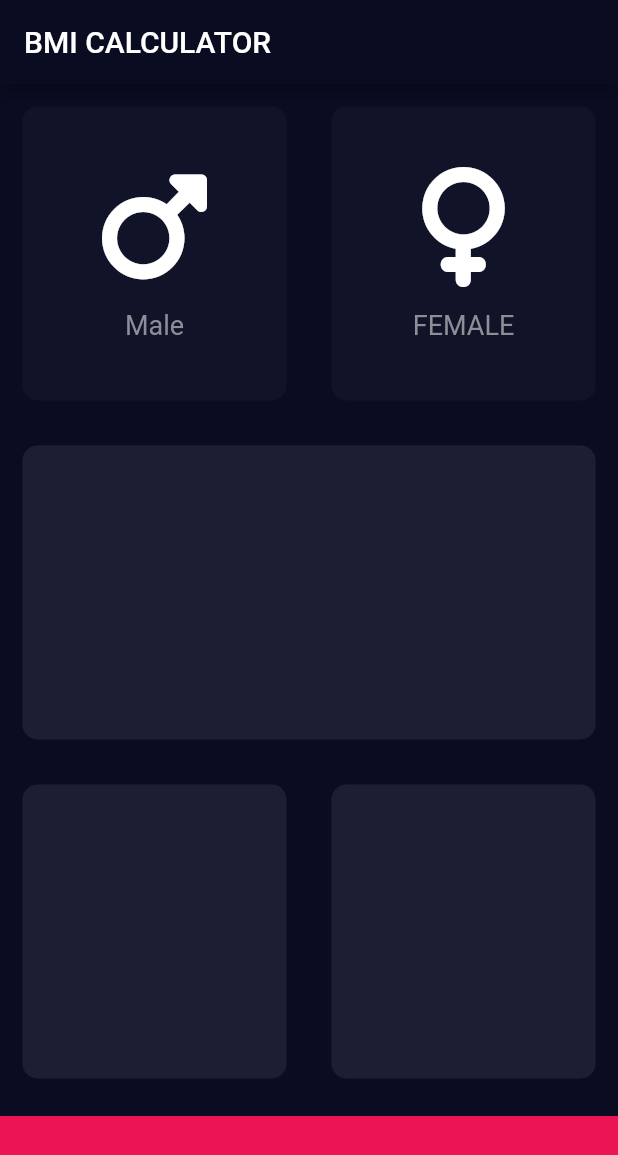
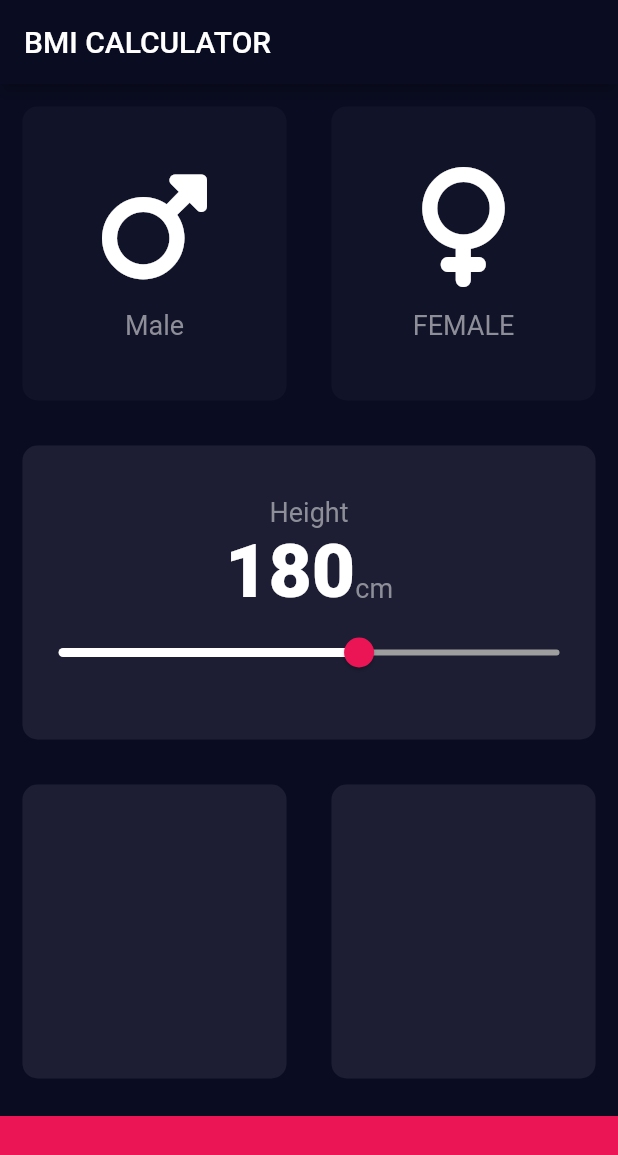
Before and after one commit to PratyushChauhan/bmi-calculator, a Flutter app: the screen it shows after launch, on a phone screen of 412 x 824 dp. Shown: the top 1155 px of the screen. Run offline on Flutter 3.47's test engine with Material 2 defaults, Android fonts, the phone set to English and light mode, and no system bars; our stand-ins replace font_awesome_flutter.

Commit message:
Implemented slider

```diff
--- /dev/null
+++ b/lib/Constants.dart
@@ -0,0 +1,19 @@
+import 'package:flutter/material.dart';
+
+const double kBottomContainerHeight = 80.0;
+const kActiveCardColor = Color(0xFF1D1E33);
+const kInactiveCardColor = Color(0XFF111328);
+const kBottomContainerColor = Color(0xFFEB1555);
+const kSliderActiveColor = Colors.white;
+const kSliderInactiveColor = Colors.grey;
+const kThumbColor = Color(0xFFEB1555);
+const kOverlayColor = Color(0x1FEB1555);
+
+const kLableTextStyle = TextStyle(
+  fontSize: 18,
+  color: Color(0xFF8D8E98),
+);
+const kSliderTextStyle = TextStyle(
+  fontSize: 50,
+  fontWeight: FontWeight.w900,
+);
--- a/lib/IconContent.dart
+++ b/lib/IconContent.dart
@@ -1,9 +1,5 @@
 import 'package:flutter/material.dart';
-
-const lableTextStyle = TextStyle(
-  fontSize: 18,
-  color: Color(0xFF8D8E98),
-);
+import 'package:bmi_calculator/Constants.dart';
 
 class IconContent extends StatelessWidget {
   IconContent({required this.icon, required this.text});
@@ -25,7 +21,7 @@ class IconContent extends StatelessWidget {
         ),
         Text(
           text,
-          style: lableTextStyle,
+          style: kLableTextStyle,
         ),
       ],
     );
--- a/lib/InputPage.dart
+++ b/lib/InputPage.dart
@@ -1,13 +1,8 @@
 import 'package:flutter/material.dart';
 import 'package:font_awesome_flutter/font_awesome_flutter.dart';
-
+import 'package:bmi_calculator/Constants.dart';
 import 'IconContent.dart';
 import 'ReusableCard.dart';
-
-const double bottomContainerHeight = 80.0;
-const activeCardColor = Color(0xFF1D1E33);
-const inactiveCardColor = Color(0XFF111328);
-const bottomContainerColor = Color(0xFFEB1555);
 
 enum Gender {
   male,
@@ -21,7 +16,7 @@ class InputPage extends StatefulWidget {
 
 class _InputPageState extends State<InputPage> {
   Gender? selectedGender;
-
+  int _height = 180;
   @override
   Widget build(BuildContext context) {
     return Scaffold(
@@ -41,8 +36,8 @@ class _InputPageState extends State<InputPage> {
                       });
                     },
                     color: selectedGender == Gender.male
-                        ? activeCardColor
-                        : inactiveCardColor,
+                        ? kActiveCardColor
+                        : kInactiveCardColor,
                     cardChild: IconContent(
                       icon: FontAwesomeIcons.mars,
                       text: 'Male',
@@ -57,8 +52,8 @@ class _InputPageState extends State<InputPage> {
                     });
                   },
                   color: selectedGender == Gender.female
-                      ? activeCardColor
-                      : inactiveCardColor,
+                      ? kActiveCardColor
+                      : kInactiveCardColor,
                   cardChild: IconContent(
                     icon: FontAwesomeIcons.venus,
                     text: "FEMALE",
@@ -73,7 +68,48 @@ class _InputPageState extends State<InputPage> {
               Expanded(
                 child: ReusableCard(
                   onPress: () {},
-                  color: activeCardColor,
+                  cardChild: Column(
+                    mainAxisAlignment: MainAxisAlignment.center,
+                    children: [
+                      Text(
+                        'Height',
+                        style: kLableTextStyle,
+                      ),
+                      Row(
+                        crossAxisAlignment: CrossAxisAlignment.baseline,
+                        textBaseline: TextBaseline.alphabetic,
+                        mainAxisAlignment: MainAxisAlignment.center,
+                        children: [
+                          Text(
+                            _height.toString(),
+                            style: kSliderTextStyle,
+                          ),
+                          Text(
+                            'cm',
+                            style: kLableTextStyle,
+                          ),
+                        ],
+                      ),
+                      SliderTheme(
+                        data:
+                            const SliderThemeData(overlayColor: kOverlayColor),
+                        child: Slider(
+                          value: _height.toDouble(),
+                          activeColor: kSliderActiveColor,
+                          inactiveColor: kSliderInactiveColor,
+                          thumbColor: kThumbColor,
+                          onChanged: (double newHeight) {
+                            setState(() {
+                              _height = newHeight.round();
+                            });
+                          },
+                          max: 220.0,
+                          min: 120.0,
+                        ),
+                      )
+                    ],
+                  ),
+                  color: kActiveCardColor,
                 ),
               )
             ],
@@ -84,22 +120,22 @@ class _InputPageState extends State<InputPage> {
               Expanded(
                 child: ReusableCard(
                   onPress: () {},
-                  color: activeCardColor,
+                  color: kActiveCardColor,
                 ),
               ),
               Expanded(
                 child: ReusableCard(
                   onPress: () {},
-                  color: activeCardColor,
+                  color: kActiveCardColor,
                 ),
               )
             ],
           )),
           Container(
             margin: const EdgeInsets.only(top: 10),
-            color: bottomContainerColor,
+            color: kBottomContainerColor,
             width: double.infinity,
-            height: bottomContainerHeight,
+            height: kBottomContainerHeight,
           )
         ],
       ),
```
